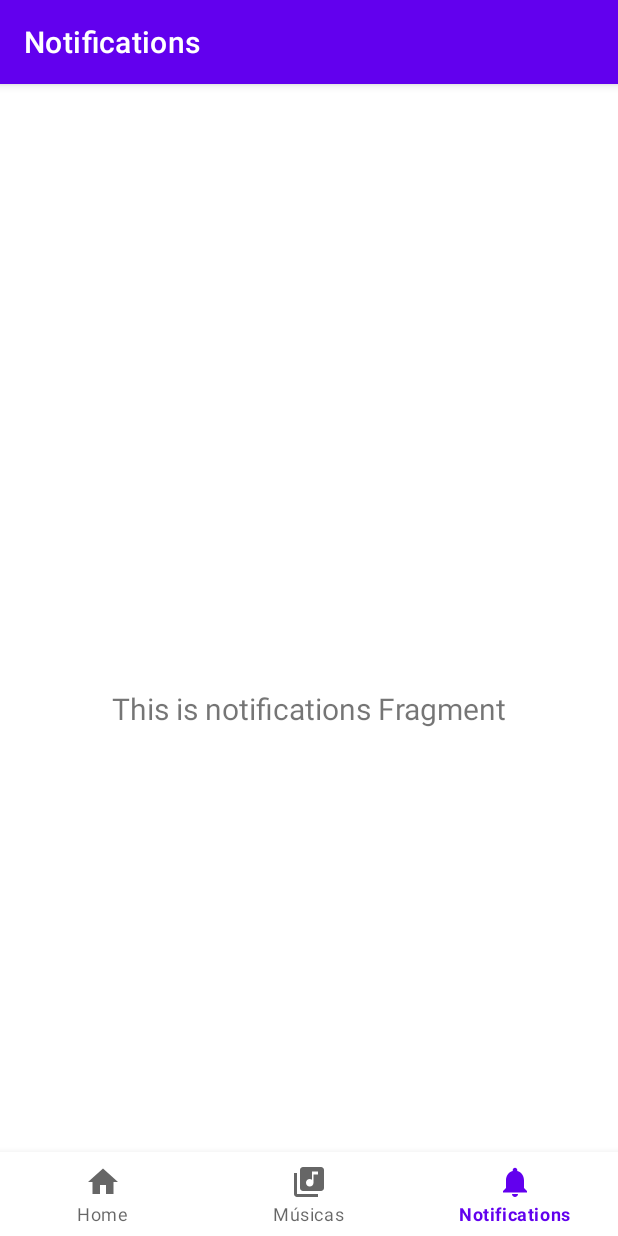
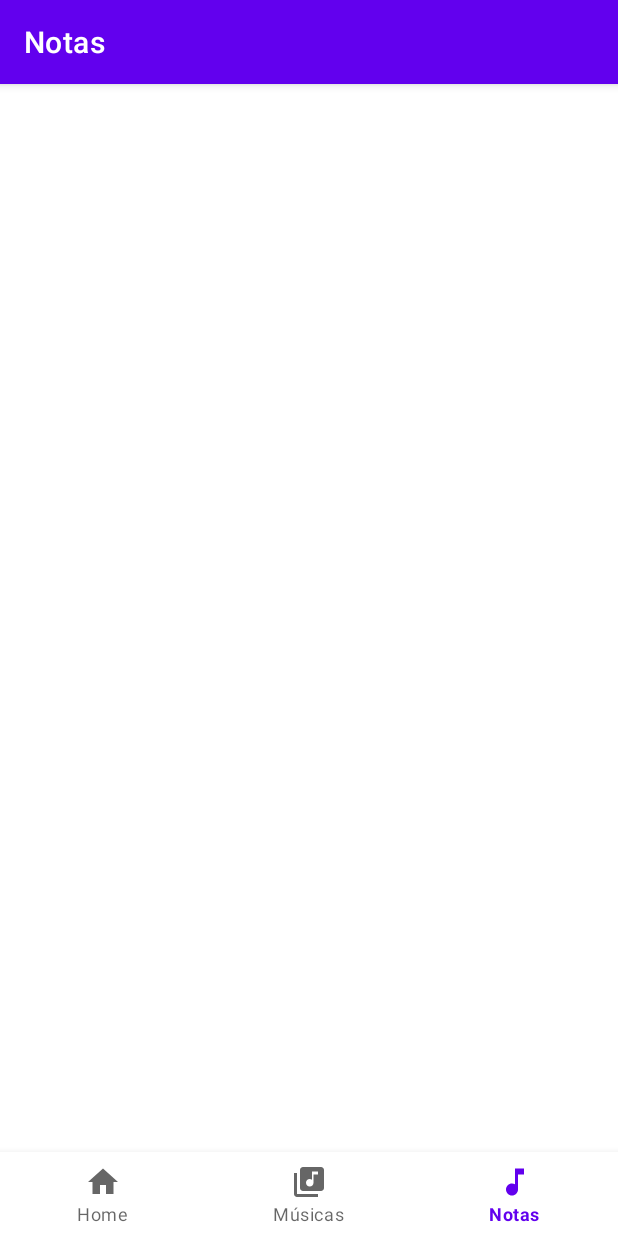
Before and after one commit to etorres1974/supreme-disco, an Android app: the screen it shows after launch (MainActivity), item 3 of the bottom bar chosen, on a phone screen of 412 x 824 dp. Run offline under Robolectric (Android 15) with nearby library versions, the phone set to English and light mode, and no system bars; our stand-ins replace navigation-ui.

Commit message:
Refactor Notifications to Notes

```diff
--- a/app/src/main/java/com/example/myapplication/MainActivity.kt
+++ b/app/src/main/java/com/example/myapplication/MainActivity.kt
@@ -26,7 +26,7 @@ class MainActivity : AppCompatActivity() {
         // menu should be considered as top level destinations.
         val appBarConfiguration = AppBarConfiguration(
             setOf(
-                R.id.navigation_home, R.id.navigation_songs, R.id.navigation_notifications
+                R.id.navigation_home, R.id.navigation_songs, R.id.navigation_notes
             )
         )
         setupActionBarWithNavController(navController, appBarConfiguration)
--- /dev/null
+++ b/app/src/main/java/com/example/myapplication/ui/Notes/NotesFragment.kt
@@ -0,0 +1,27 @@
+package com.example.myapplication.ui.Notes
+
+import android.os.Bundle
+import android.view.LayoutInflater
+import android.view.View
+import android.view.ViewGroup
+import androidx.fragment.app.Fragment
+import com.example.myapplication.databinding.FragmentNotesBinding
+
+class NotesFragment : Fragment() {
+
+    private lateinit var binding: FragmentNotesBinding
+    //private val viewModel : NotesViewModel = ViewModelProvider(this)[NotesViewModel::class.java]
+
+    override fun onCreateView(
+        inflater: LayoutInflater,
+        container: ViewGroup?,
+        savedInstanceState: Bundle?
+    ): View {
+        binding = FragmentNotesBinding.inflate(inflater, container, false)
+        return binding.root
+    }
+
+    override fun onViewCreated(view: View, savedInstanceState: Bundle?) {
+        super.onViewCreated(view, savedInstanceState)
+    }
+}
--- /dev/null
+++ b/app/src/main/java/com/example/myapplication/ui/Notes/NotesViewModel.kt
@@ -0,0 +1,6 @@
+package com.example.myapplication.ui.Notes
+
+import androidx.lifecycle.ViewModel
+
+class NotesViewModel : ViewModel() {
+}
--- a/app/src/main/java/com/example/myapplication/ui/notifications/NotificationsFragment.kt
+++ /dev/null
@@ -1,42 +0,0 @@
-package com.example.myapplication.ui.notifications
-
-import android.os.Bundle
-import android.view.LayoutInflater
-import android.view.View
-import android.view.ViewGroup
-import android.widget.TextView
-import androidx.fragment.app.Fragment
-import androidx.lifecycle.ViewModelProvider
-import com.example.myapplication.databinding.FragmentNotificationsBinding
-
-class NotificationsFragment : Fragment() {
-
-    private var _binding: FragmentNotificationsBinding? = null
-
-    // This property is only valid between onCreateView and
-    // onDestroyView.
-    private val binding get() = _binding!!
-
-    override fun onCreateView(
-        inflater: LayoutInflater,
-        container: ViewGroup?,
-        savedInstanceState: Bundle?
-    ): View {
-        val notificationsViewModel =
-            ViewModelProvider(this).get(NotificationsViewModel::class.java)
-
-        _binding = FragmentNotificationsBinding.inflate(inflater, container, false)
-        val root: View = binding.root
-
-        val textView: TextView = binding.textNotifications
-        notificationsViewModel.text.observe(viewLifecycleOwner) {
-            textView.text = it
-        }
-        return root
-    }
-
-    override fun onDestroyView() {
-        super.onDestroyView()
-        _binding = null
-    }
-}
--- a/app/src/main/java/com/example/myapplication/ui/notifications/NotificationsViewModel.kt
+++ /dev/null
@@ -1,13 +0,0 @@
-package com.example.myapplication.ui.notifications
-
-import androidx.lifecycle.LiveData
-import androidx.lifecycle.MutableLiveData
-import androidx.lifecycle.ViewModel
-
-class NotificationsViewModel : ViewModel() {
-
-    private val _text = MutableLiveData<String>().apply {
-        value = "This is notifications Fragment"
-    }
-    val text: LiveData<String> = _text
-}
--- /dev/null
+++ b/app/src/main/res/drawable/ic_baseline_music_note_24.xml
@@ -0,0 +1,5 @@
+<vector android:height="24dp" android:tint="#000000"
+    android:viewportHeight="24" android:viewportWidth="24"
+    android:width="24dp" xmlns:android="http://schemas.android.com/apk/res/android">
+    <path android:fillColor="@android:color/white" android:pathData="M12,3v10.55c-0.59,-0.34 -1.27,-0.55 -2,-0.55 -2.21,0 -4,1.79 -4,4s1.79,4 4,4 4,-1.79 4,-4V7h4V3h-6z"/>
+</vector>
--- a/app/src/main/res/drawable/ic_dashboard_black_24dp.xml
+++ /dev/null
@@ -1,9 +0,0 @@
-<vector xmlns:android="http://schemas.android.com/apk/res/android"
-    android:width="24dp"
-    android:height="24dp"
-    android:viewportWidth="24.0"
-    android:viewportHeight="24.0">
-    <path
-        android:fillColor="#FF000000"
-        android:pathData="M3,13h8L11,3L3,3v10zM3,21h8v-6L3,15v6zM13,21h8L21,11h-8v10zM13,3v6h8L21,3h-8z" />
-</vector>
--- a/app/src/main/res/drawable/ic_notifications_black_24dp.xml
+++ /dev/null
@@ -1,9 +0,0 @@
-<vector xmlns:android="http://schemas.android.com/apk/res/android"
-    android:width="24dp"
-    android:height="24dp"
-    android:viewportWidth="24.0"
-    android:viewportHeight="24.0">
-    <path
-        android:fillColor="#FF000000"
-        android:pathData="M12,22c1.1,0 2,-0.9 2,-2h-4c0,1.1 0.89,2 2,2zM18,16v-5c0,-3.07 -1.64,-5.64 -4.5,-6.32L13.5,4c0,-0.83 -0.67,-1.5 -1.5,-1.5s-1.5,0.67 -1.5,1.5v0.68C7.63,5.36 6,7.92 6,11v5l-2,2v1h16v-1l-2,-2z" />
-</vector>
--- a/app/src/main/res/layout/fragment_notifications.xml
+++ b/app/src/main/res/layout/fragment_notes.xml
@@ -4,7 +4,7 @@
     xmlns:tools="http://schemas.android.com/tools"
     android:layout_width="match_parent"
     android:layout_height="match_parent"
-    tools:context=".ui.notifications.NotificationsFragment">
+    tools:context=".ui.Notes.NotesFragment">
 
     <TextView
         android:id="@+id/text_notifications"
--- a/app/src/main/res/menu/bottom_nav_menu.xml
+++ b/app/src/main/res/menu/bottom_nav_menu.xml
@@ -12,8 +12,8 @@
         android:title="@string/title_songs" />
 
     <item
-        android:id="@+id/navigation_notifications"
-        android:icon="@drawable/ic_notifications_black_24dp"
-        android:title="@string/title_notifications" />
+        android:id="@+id/navigation_notes"
+        android:icon="@drawable/ic_baseline_music_note_24"
+        android:title="@string/title_notes" />
 
 </menu>
--- a/app/src/main/res/navigation/mobile_navigation.xml
+++ b/app/src/main/res/navigation/mobile_navigation.xml
@@ -18,8 +18,8 @@
         tools:layout="@layout/fragment_songs" />
 
     <fragment
-        android:id="@+id/navigation_notifications"
-        android:name="com.example.myapplication.ui.notifications.NotificationsFragment"
-        android:label="@string/title_notifications"
-        tools:layout="@layout/fragment_notifications" />
+        android:id="@+id/navigation_notes"
+        android:name="com.example.myapplication.ui.Notes.NotesFragment"
+        android:label="@string/title_notes"
+        tools:layout="@layout/fragment_notes" />
 </navigation>
--- a/app/src/main/res/values/strings.xml
+++ b/app/src/main/res/values/strings.xml
@@ -2,5 +2,5 @@
     <string name="app_name">My Application</string>
     <string name="title_home">Home</string>
     <string name="title_songs">Músicas</string>
-    <string name="title_notifications">Notifications</string>
+    <string name="title_notes">Notas</string>
 </resources>
```
